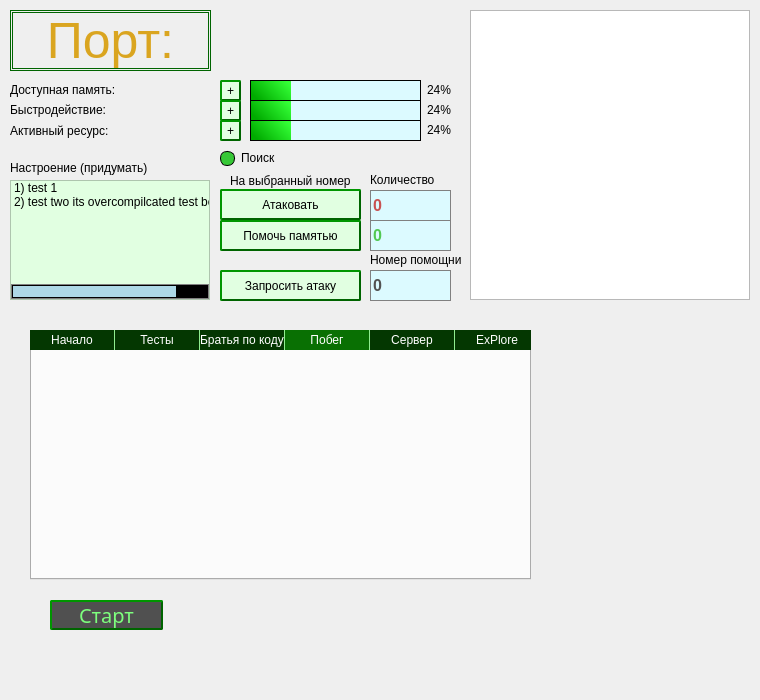
First picture: the form in widget.ui, repository Wasd96/PLORE, before the edit.
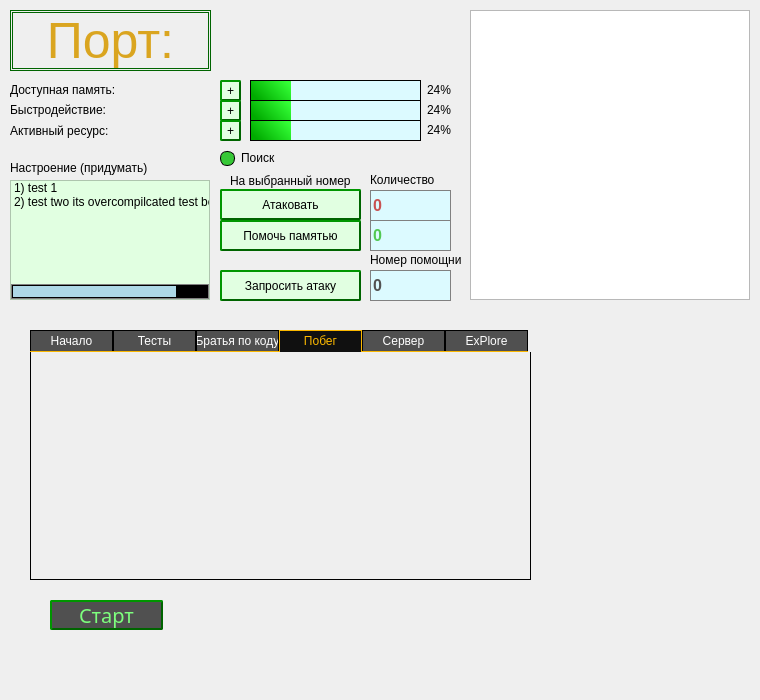
Second picture: the form after the edit. The open tabs and pages were chosen to show the change.

Commit message: beta 0.9.5. Редизайн лаунчера, частицы.

What changed in the file:
```diff
--- a/widget.ui
+++ b/widget.ui
@@ -113,7 +113,8 @@
 }
 
 QTabWidget::pane { /* The tab widget frame */
-   /* border: 1px solid;*/
+    border: 1px solid;
+	border-top: 0px;
 /*border-top: 5px solid #C2C7CB;*/
 /*color: rgb(255,255,0);
    background: #0000f0;*/
@@ -127,10 +128,14 @@
 /* Style the tab using the tab sub-control. Note that
     it reads QTabBar _not_ QTabWidget */
 QTabBar::tab {
-    background: #043701;
+    background: #505050;
 	color: white;
-    border-right: 1px solid lightgreen;
-    width: 84px;
+border: 1px solid;
+    border-top-color: black;
+    border-right-color: qlineargradient(spread:pad, x1:0.506, y1:0.823864, x2:0.505, y2:0.977, stop:0.8125 rgba(0, 0, 0, 255), stop:1 #fab700);
+    border-left-color: qlineargradient(spread:pad, x1:0.506, y1:0.823864, x2:0.505, y2:0.977, stop:0.8125 rgba(0, 0, 0, 255), stop:1 #fab700);
+	border-bottom: 1px solid #fab700;
+    width: 81px;
 	height: 20px;
 	margin: 0px;
     /*padding-top: 3px;
@@ -144,10 +149,15 @@
 }
 
 QTabBar::tab:selected {
-	 background: #097003;
-	/*border: 2px solid #fab700;*/
+	 background: #101010;
+	border: 1px solid #fab700;
+	border-bottom: 1px solid #101010;
    /* border-bottom: 2px #000000; /* same as pane color */
-	/*color: #fab700;*/
+	color: #fab700;
+}
+
+QTabBar::tab:!enabled {
+	 color: #505050;
 }</string>
    </property>
    <property name="tabPosition">
```
Left out of the diff: 4 changed lines with no effect on the pictures. The commit also changes 6 other files.
